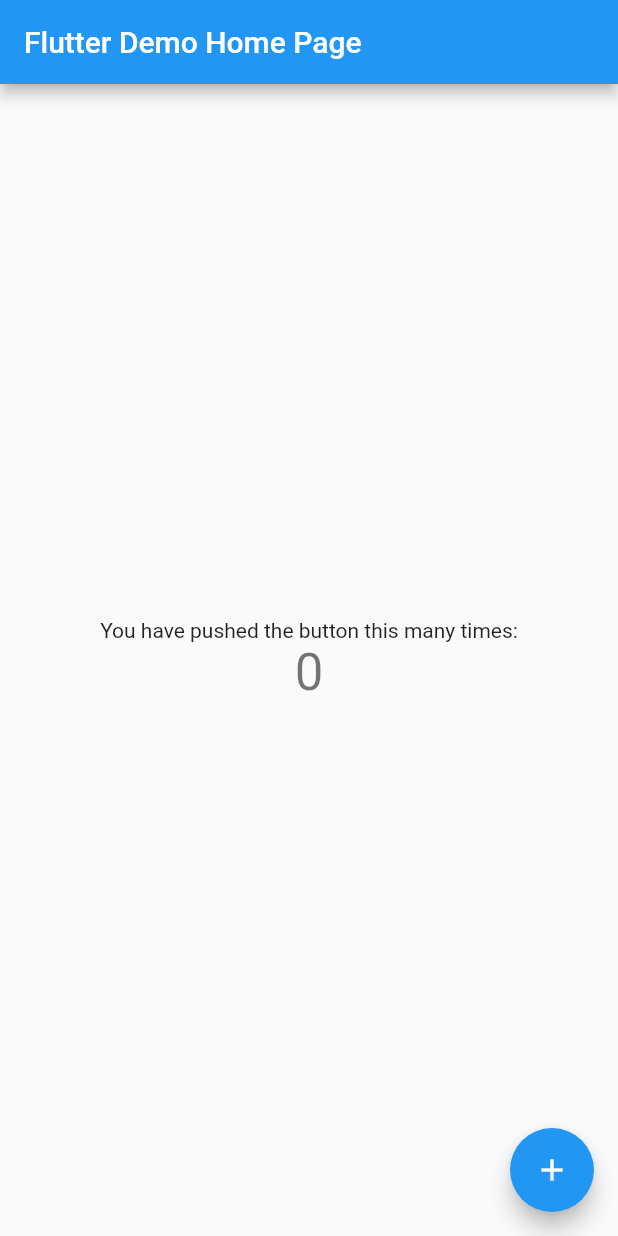
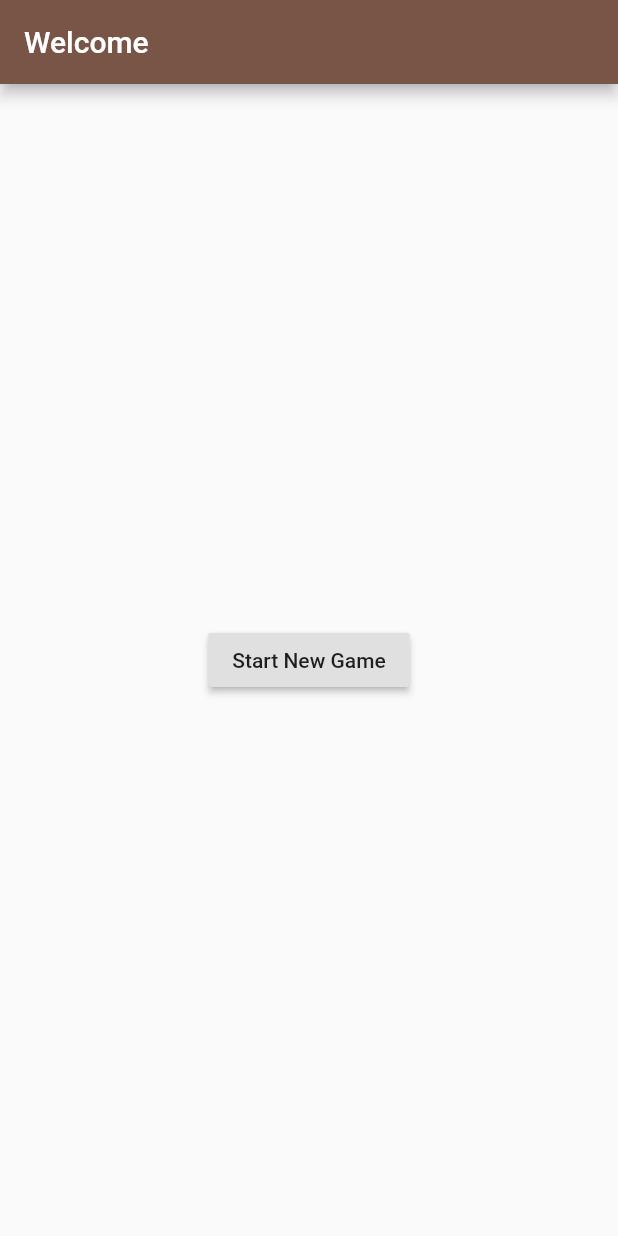
Before and after one commit to stepwaec/Maze-Mania, a Flutter app: the screen it shows after launch, on a phone screen of 412 x 824 dp. Run offline on Flutter 3.47's test engine with Material 2 defaults, Android fonts, the light colour scheme and no system bars.

Commit message:
Implemented:  - basic rules (as json)  - float tile (that can rotate on tap)  - tile class  - simple screen flow: Splash > New Game

```diff
--- a/mm-app/mm_app/lib/main.dart
+++ b/mm-app/mm_app/lib/main.dart
@@ -1,111 +1,19 @@
 import 'package:flutter/material.dart';
+import 'splash.dart';
 
 void main() => runApp(MyApp());
 
 class MyApp extends StatelessWidget {
   // This widget is the root of your application.
+
   @override
   Widget build(BuildContext context) {
     return MaterialApp(
       title: 'Maze Mania',
       theme: ThemeData(
-        // This is the theme of your application.
-        //
-        // Try running your application with "flutter run". You'll see the
-        // application has a blue toolbar. Then, without quitting the app, try
-        // changing the primarySwatch below to Colors.green and then invoke
-        // "hot reload" (press "r" in the console where you ran "flutter run",
-        // or simply save your changes to "hot reload" in a Flutter IDE).
-        // Notice that the counter didn't reset back to zero; the application
-        // is not restarted.
-        primarySwatch: Colors.blue,
+        primarySwatch: Colors.brown,
       ),
-      home: MyHomePage(title: 'Flutter Demo Home Page'),
+      home: SplashScreen(),
     );
   }
 }
-
-class MyHomePage extends StatefulWidget {
-  MyHomePage({Key key, this.title}) : super(key: key);
-
-  // This widget is the home page of your application. It is stateful, meaning
-  // that it has a State object (defined below) that contains fields that affect
-  // how it looks.
-
-  // This class is the configuration for the state. It holds the values (in this
-  // case the title) provided by the parent (in this case the App widget) and
-  // used by the build method of the State. Fields in a Widget subclass are
-  // always marked "final".
-
-  final String title;
-
-  @override
-  _MyHomePageState createState() => _MyHomePageState();
-}
-
-class _MyHomePageState extends State<MyHomePage> {
-  int _counter = 0;
-
-  void _incrementCounter() {
-    setState(() {
-      // This call to setState tells the Flutter framework that something has
-      // changed in this State, which causes it to rerun the build method below
-      // so that the display can reflect the updated values. If we changed
-      // _counter without calling setState(), then the build method would not be
-      // called again, and so nothing would appear to happen.
-      _counter++;
-    });
-  }
-
-  @override
-  Widget build(BuildContext context) {
-    // This method is rerun every time setState is called, for instance as done
-    // by the _incrementCounter method above.
-    //
-    // The Flutter framework has been optimized to make rerunning build methods
-    // fast, so that you can just rebuild anything that needs updating rather
-    // than having to individually change instances of widgets.
-    return Scaffold(
-      appBar: AppBar(
-        // Here we take the value from the MyHomePage object that was created by
-        // the App.build method, and use it to set our appbar title.
-        title: Text(widget.title),
-      ),
-      body: Center(
-        // Center is a layout widget. It takes a single child and positions it
-        // in the middle of the parent.
-        child: Column(
-          // Column is also layout widget. It takes a list of children and
-          // arranges them vertically. By default, it sizes itself to fit its
-          // children horizontally, and tries to be as tall as its parent.
-          //
-          // Invoke "debug painting" (press "p" in the console, choose the
-          // "Toggle Debug Paint" action from the Flutter Inspector in Android
-          // Studio, or the "Toggle Debug Paint" command in Visual Studio Code)
-          // to see the wireframe for each widget.
-          //
-          // Column has various properties to control how it sizes itself and
-          // how it positions its children. Here we use mainAxisAlignment to
-          // center the children vertically; the main axis here is the vertical
-          // axis because Columns are vertical (the cross axis would be
-          // horizontal).
-          mainAxisAlignment: MainAxisAlignment.center,
-          children: <Widget>[
-            Text(
-              'You have pushed the button this many times:',
-            ),
-            Text(
-              '$_counter',
-              style: Theme.of(context).textTheme.display1,
-            ),
-          ],
-        ),
-      ),
-      floatingActionButton: FloatingActionButton(
-        onPressed: _incrementCounter,
-        tooltip: 'Increment',
-        child: Icon(Icons.add),
-      ), // This trailing comma makes auto-formatting nicer for build methods.
-    );
-  }
-}
--- /dev/null
+++ b/mm-app/mm_app/lib/splash.dart
@@ -0,0 +1,55 @@
+import 'package:flutter/material.dart';
+import 'dart:convert';
+import 'utility/jsonManager.dart';
+import 'game.dart';
+
+class SplashScreen extends StatefulWidget {
+  SplashScreen({Key key}) : super(key: key);
+
+  final RuleImport ruleImport = RuleImport();
+
+  @override
+  _SplashScreenState createState() => _SplashScreenState();
+}
+
+class _SplashScreenState extends State<SplashScreen> {
+  Map<String, dynamic> gameRules;
+
+  @override
+  void initState() {
+    super.initState();
+    widget.ruleImport.readRules().then((String content) {
+      setState(() {
+        gameRules = jsonDecode(content);
+      });
+    });
+  }
+
+  @override
+  Widget build(BuildContext context) {
+
+    return Scaffold(
+      appBar: AppBar(
+        // Here we take the value from the MyHomePage object that was created by
+        // the App.build method, and use it to set our appbar title.
+        title: Text('Welcome'),
+      ),
+      body: Center(
+        child: Column(
+          mainAxisAlignment: MainAxisAlignment.center,
+          children: <Widget>[
+            RaisedButton(
+              child: Text('Start New Game'),
+                onPressed: () {
+                  Navigator.push(
+                    context,
+                    MaterialPageRoute(builder: (context) => GameScreen(gameRules: gameRules))
+                  );
+                }
+            ),
+          ],
+        ),
+      ),
+    );
+  }
+}
--- a/mm-app/mm_app/pubspec.yaml
+++ b/mm-app/mm_app/pubspec.yaml
@@ -19,6 +19,7 @@
 dependencies:
   flutter:
     sdk: flutter
+  path_provider:
 
   # The following adds the Cupertino Icons font to your application.
   # Use with the CupertinoIcons class for iOS style icons.
@@ -44,6 +45,9 @@
   # assets:
   #  - images/a_dot_burr.jpeg
   #  - images/a_dot_ham.jpeg
+  assets:
+    - assets/tile_types/
+    - assets/
 
   # An image asset can refer to one or more resolution-specific "variants", see
   # https://flutter.io/assets-and-images/#resolution-aware.
```
Also changed, not shown: mm-app/mm_app/assets/rules.json (added, +7 -0 lines), mm-app/mm_app/lib/game.dart (added, +38 -0 lines), mm-app/mm_app/lib/pieces/tile.dart (added, +79 -0 lines), mm-app/mm_app/lib/utility/jsonManager.dart (added, +17 -0 lines), mm-app/mm_app/pubspec.lock, 4 other files.
